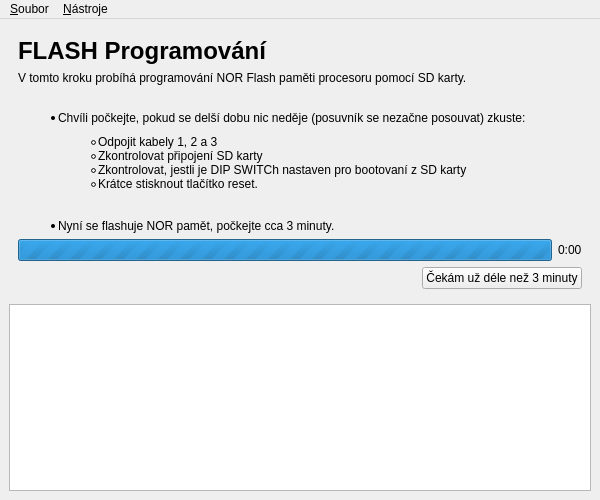
Qt form gui/installer.ui (turris-cz/rtools-gui) before a commit.
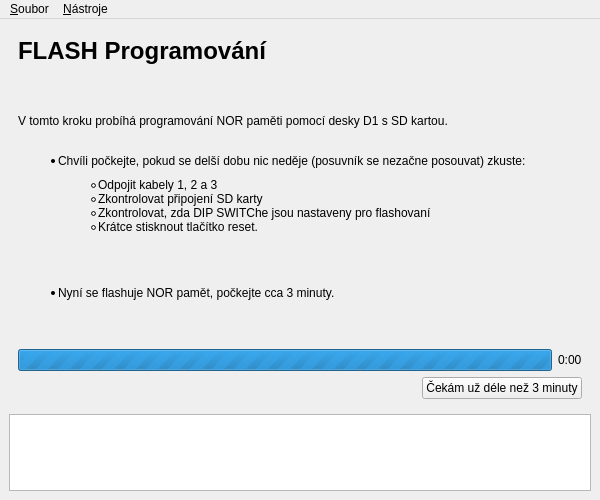
The same form after that commit. The open tabs and pages were chosen to show the change. Icons and pictures are not drawn.

Commit message: a bigger doc + labels update

What changed in the file:
```diff
--- a/gui/installer.ui
+++ b/gui/installer.ui
@@ -42,7 +42,7 @@
            </sizepolicy>
           </property>
           <property name="text">
-           <string>&lt;html&gt;&lt;head/&gt;&lt;body&gt;&lt;ul style=&quot;margin-top: 0px; margin-bottom: 0px; margin-left: 0px; margin-right: 0px; -qt-list-indent: 1;&quot;&gt;&lt;li style=&quot; margin-top:12px; margin-bottom:10px; margin-left:0px; margin-right:0px; -qt-block-indent:0; text-indent:0px;&quot;&gt;Zkontrolujte pracoviště pro programování a testování routeru TURRIS podle přiložené dokumentace. &lt;/li&gt;&lt;li style=&quot; margin-top:0px; margin-bottom:10px; margin-left:0px; margin-right:0px; -qt-block-indent:0; text-indent:0px;&quot;&gt;Zejména ověřte všechny datové kabely 1 až 7, napájecí kabely , funkčnost TURRIS PROGRAMMERu &lt;/li&gt;&lt;li style=&quot; margin-top:0px; margin-bottom:10px; margin-left:0px; margin-right:0px; -qt-block-indent:0; text-indent:0px;&quot;&gt;Vložte paměťový modul DDR3 SODIMM do slotu&lt;/li&gt;&lt;li style=&quot; margin-top:0px; margin-bottom:10px; margin-left:0px; margin-right:0px; -qt-block-indent:0; text-indent:0px;&quot;&gt;Nastavte DIP SWITCHe SW1 a SW2 pro flashování podle návodu&lt;/li&gt;&lt;li style=&quot; margin-top:0px; margin-bottom:10px; margin-left:0px; margin-right:0px; -qt-block-indent:0; text-indent:0px;&quot;&gt;Připojte SD kartu přes piny k routeru&lt;/li&gt;&lt;li style=&quot; margin-top:0px; margin-bottom:10px; margin-left:0px; margin-right:0px; -qt-block-indent:0; text-indent:0px;&quot;&gt;Vložte baterii do patice BT1&lt;/li&gt;&lt;li style=&quot; margin-top:0px; margin-bottom:12px; margin-left:0px; margin-right:0px; -qt-block-indent:0; text-indent:0px;&quot;&gt;Přilepte chladiče na procesor a LAN switch&lt;/li&gt;&lt;/ul&gt;&lt;/body&gt;&lt;/html&gt;</string>
+           <string>&lt;html&gt;&lt;head/&gt;&lt;body&gt;&lt;p&gt;Zkontrolujte pracoviště pro programování a testování routeru TURRIS podle přiložené dokumentace. &lt;/p&gt;&lt;ul style=&quot;margin-top: 0px; margin-bottom: 0px; margin-left: 0px; margin-right: 0px; -qt-list-indent: 1;&quot;&gt;&lt;li style=&quot; margin-top:0px; margin-bottom:12px; margin-left:0px; margin-right:0px; -qt-block-indent:0; text-indent:0px;&quot;&gt;Připojte myš, klávesnici a monitor k programovacímu PC&lt;/li&gt;&lt;/ul&gt;&lt;ul style=&quot;margin-top: 0px; margin-bottom: 0px; margin-left: 0px; margin-right: 0px; -qt-list-indent: 1;&quot;&gt;&lt;li style=&quot; margin-top:0px; margin-bottom:10px; margin-left:0px; margin-right:0px; -qt-block-indent:0; text-indent:0px;&quot;&gt;Připojte datové kabely 2, 3, 5 a 6 do USB programovacího PC&lt;/li&gt;&lt;/ul&gt;&lt;ul style=&quot;margin-top: 0px; margin-bottom: 0px; margin-left: 0px; margin-right: 0px; -qt-list-indent: 1;&quot;&gt;&lt;li style=&quot; margin-top:0px; margin-bottom:10px; margin-left:0px; margin-right:0px; -qt-block-indent:0; text-indent:0px;&quot;&gt;Připojte ethernetový kabel z ethernetového portu programovacího PC do switche&lt;/li&gt;&lt;/ul&gt;&lt;ul style=&quot;margin-top: 0px; margin-bottom: 0px; margin-left: 0px; margin-right: 0px; -qt-list-indent: 1;&quot;&gt;&lt;li style=&quot; margin-top:0px; margin-bottom:10px; margin-left:0px; margin-right:0px; -qt-block-indent:0; text-indent:0px;&quot;&gt;Připojte napájecí adaptér 7,5 V k programovacímu routeru (&amp;quot;Turris Programmer&amp;quot;)&lt;/li&gt;&lt;li style=&quot; margin-top:0px; margin-bottom:10px; margin-left:0px; margin-right:0px; -qt-block-indent:0; text-indent:0px;&quot;&gt;Připojte ethernetový kabel z WAN programovacího routeru do switche&lt;/li&gt;&lt;li style=&quot; margin-top:0px; margin-bottom:10px; margin-left:0px; margin-right:0px; -qt-block-indent:0; text-indent:0px;&quot;&gt;Připojte plochý kabel 1 do I2C2 programovacího routeru (konektor P1)&lt;/li&gt;&lt;/ul&gt;&lt;/body&gt;&lt;/html&gt;</string>
           </property>
           <property name="wordWrap">
            <bool>true</bool>
@@ -93,8 +93,7 @@
            </sizepolicy>
           </property>
           <property name="text">
-           <string>&lt;html&gt;&lt;head/&gt;&lt;body&gt;&lt;ul style=&quot;margin-top: 0px; margin-bottom: 0px; margin-left: 0px; margin-right: 0px; -qt-list-indent: 1;&quot;&gt;&lt;li style=&quot; margin-top:12px; margin-bottom:10px; margin-left:0px; margin-right:0px; -qt-block-indent:0; text-indent:0px;&quot;&gt;Nalepte na konektor CN3 malý štítek a odstřihněte z kotouče velké štítky, které přiložte k programované desce. &lt;/li&gt;&lt;li style=&quot; margin-top:0px; margin-bottom:12px; margin-left:0px; 
-margin-right:0px; -qt-block-indent:0; text-indent:0px;&quot;&gt;Sejměte čárový kód nalepený na LAN konektoru desky routeru TURRIS. &lt;/li&gt;&lt;/ul&gt;&lt;/body&gt;&lt;/html&gt;</string>
+           <string>&lt;html&gt;&lt;head/&gt;&lt;body&gt;&lt;p&gt;Před samotným programováním je nezbýtné provést následující kroky:&lt;/p&gt;&lt;ul style=&quot;margin-top: 0px; margin-bottom: 0px; margin-left: 0px; margin-right: 0px; -qt-list-indent: 1;&quot;&gt;&lt;li style=&quot; margin-top:0px; margin-bottom:12px; margin-left:0px; margin-right:0px; -qt-block-indent:0; text-indent:0px;&quot;&gt;Přilepte chladiče na procesor, LAN switch a USB3 chip&lt;/li&gt;&lt;li style=&quot; margin-top:0px; margin-bottom:10px; margin-left:0px; margin-right:0px; -qt-block-indent:0; text-indent:0px;&quot;&gt;Nalepte na konektor CN3 (LAN porty) malý štítek a odstřihněte z kotouče velké štítky, které přiložte k programované desce.&lt;/li&gt;&lt;li style=&quot; margin-top:0px; margin-bottom:10px; margin-left:0px; margin-right:0px; -qt-block-indent:0; text-indent:0px;&quot;&gt;Vložte paměťový modul DDR3 SODIMM do slotu&lt;/li&gt;&lt;li style=&quot; margin-top:0px; margin-bottom:10px; margin-left:0px; margin-right:0px; -qt-block-indent:0; text-indent:0px;&quot;&gt;Vložite baterii CR2032 pro zálohování RTC do konektoru BT1&lt;/li&gt;&lt;li style=&quot; margin-top:0px; margin-bottom:10px; margin-left:0px; margin-right:0px; -qt-block-indent:0; text-indent:0px;&quot;&gt;Nastavte DIP SWITCHe SW1 a SW2 pro flashování podle návodu&lt;/li&gt;&lt;li style=&quot; margin-top:0px; margin-bottom:10px; margin-left:0px; margin-right:0px; -qt-block-indent:0; text-indent:0px;&quot;&gt;Vložite WiFi kartu do mini PCIe slotu CN6 a přišroubujte 2 šroubky&lt;/li&gt;&lt;li style=&quot; margin-top:0px; margin-bottom:10px; margin-left:0px; margin-right:0px; -qt-block-indent:0; text-indent:0px;&quot;&gt;Připojte datové kabely 1, 2, 3 a 5&lt;/li&gt;&lt;li style=&quot; margin-top:0px; margin-bottom:10px; margin-left:0px; margin-right:0px; -qt-block-indent:0; text-indent:0px;&quot;&gt;Připojte desku D1 s SD kartou do konektoru P5&lt;/li&gt;&lt;li style=&quot; margin-top:0px; margin-bottom:10px; margin-left:0px; margin-right:0px; -qt-block-indent:0; text-indent:0px;&quot;&gt;Připojte napájecí 12 V adaptér &lt;/li&gt;&lt;li style=&quot; margin-top:0px; margin-bottom:12px; margin-left:0px; margin-right:0px; -qt-block-indent:0; text-indent:0px;&quot;&gt;Oscanujte čárový kód nalepený na konektor CN3 programované desky &lt;/li&gt;&lt;/ul&gt;&lt;/body&gt;&lt;/html&gt;</string>
           </property>
           <property name="textFormat">
            <enum>Qt::RichText</enum>
@@ -282,18 +281,7 @@
            </sizepolicy>
           </property>
           <property name="text">
-           <string>&lt;html&gt;&lt;head/&gt;&lt;body&gt;&lt;p&gt;V tomto kroku probíhá programování NOR Flash paměti procesoru pomocí SD karty.&lt;br/&gt;&lt;/p&gt;
-&lt;ul style=&quot;margin-top: 0px; margin-bottom: 0px; margin-left: 0px; margin-right: 0px; -qt-list-indent: 1;&quot;&gt;
-&lt;li style=&quot; margin-top:0px; margin-bottom:10px; margin-left:0px; margin-right:0px; -qt-block-indent:0; text-indent:0px;&quot;&gt;Chvíli počkejte, pokud se delší dobu nic neděje (posuvník se nezačne posouvat) zkuste:&lt;/li&gt;
-&lt;ul type=&quot;circle&quot; style=&quot;margin-top: 0px; margin-bottom: 0px; margin-left: 0px; margin-right: 0px; -qt-list-indent: 2;&quot;&gt;
-&lt;li style=&quot; margin-top:0px; margin-bottom:0px; margin-left:0px; margin-right:0px; -qt-block-indent:0; text-indent:0px;&quot;&gt;Odpojit kabely 1, 2 a 3&lt;/li&gt;
-&lt;li style=&quot; margin-top:0px; margin-bottom:0px; margin-left:0px; margin-right:0px; -qt-block-indent:0; text-indent:0px;&quot;&gt;Zkontrolovat připojení SD karty&lt;/li&gt;
-&lt;li style=&quot; margin-top:0px; margin-bottom:0px; margin-left:0px; margin-right:0px; -qt-block-indent:0; text-indent:0px;&quot;&gt;Zkontrolovat, jestli je DIP SWITCh nastaven pro bootovaní z SD karty&lt;/li&gt;
-&lt;li style=&quot; margin-top:0px; margin-bottom:0px; margin-left:0px; margin-right:0px; -qt-block-indent:0; text-indent:0px;&quot;&gt;Krátce stisknout tlačítko reset.&lt;/li&gt;
-&lt;/ul&gt;
-&lt;br /&gt;
-&lt;li style=&quot; margin-top:0px; margin-bottom:10px; margin-left:0px; margin-right:0px; -qt-block-indent:0; text-indent:0px;&quot;&gt;Nyní se flashuje NOR pamět, počkejte cca 3 minuty.&lt;/li&gt;
-&lt;/ul&gt;&lt;/body&gt;&lt;/html&gt;</string>
+           <string>&lt;html&gt;&lt;head/&gt;&lt;body&gt;&lt;p&gt;V tomto kroku probíhá programování NOR paměti pomocí desky D1 s SD kartou.&lt;br/&gt;&lt;/p&gt;&lt;ul style=&quot;margin-top: 0px; margin-bottom: 0px; margin-left: 0px; margin-right: 0px; -qt-list-indent: 1;&quot;&gt;&lt;li style=&quot; margin-top:0px; margin-bottom:10px; margin-left:0px; margin-right:0px; -qt-block-indent:0; text-indent:0px;&quot;&gt;Chvíli počkejte, pokud se delší dobu nic neděje (posuvník se nezačne posouvat) zkuste:&lt;/li&gt;&lt;ul type=&quot;circle&quot; style=&quot;margin-top: 0px; margin-bottom: 0px; margin-left: 0px; margin-right: 0px; -qt-list-indent: 2;&quot;&gt;&lt;li style=&quot; margin-top:0px; margin-bottom:0px; margin-left:0px; margin-right:0px; -qt-block-indent:0; text-indent:0px;&quot;&gt;Odpojit kabely 1, 2 a 3&lt;/li&gt;&lt;li style=&quot; margin-top:0px; margin-bottom:0px; margin-left:0px; margin-right:0px; -qt-block-indent:0; text-indent:0px;&quot;&gt;Zkontrolovat připojení SD karty&lt;/li&gt;&lt;li style=&quot; margin-top:0px; margin-bottom:0px; margin-left:0px; margin-right:0px; -qt-block-indent:0; text-indent:0px;&quot;&gt;Zkontrolovat, zda DIP SWITChe jsou nastaveny pro flashovaní&lt;/li&gt;&lt;li style=&quot; margin-top:0px; margin-bottom:0px; margin-left:0px; margin-right:0px; -qt-block-indent:0; text-indent:0px;&quot;&gt;Krátce stisknout tlačítko reset.&lt;/li&gt;&lt;/ul&gt;&lt;p&gt;&lt;br/&gt;&lt;/p&gt;&lt;li style=&quot; margin-top:0px; margin-bottom:10px; margin-left:0px; margin-right:0px; -qt-block-indent:0; text-indent:0px;&quot;&gt;Nyní se flashuje NOR pamět, počkejte cca 3 minuty.&lt;/li&gt;&lt;/ul&gt;&lt;/body&gt;&lt;/html&gt;</string>
           </property>
           <property name="wordWrap">
            <bool>true</bool>
@@ -368,7 +356,7 @@
            </sizepolicy>
           </property>
           <property name="text">
-           <string>&lt;html&gt;&lt;head/&gt;&lt;body&gt;&lt;ul style=&quot;margin-top: 0px; margin-bottom: 0px; margin-left: 0px; margin-right: 0px; -qt-list-indent: 1;&quot;&gt;&lt;li style=&quot; margin-top:0px; margin-bottom:10px; margin-left:0px; margin-right:0px; -qt-block-indent:0; text-indent:0px;&quot;&gt;Nastavte DIP SWITCHe SW1 a SW2 pro bootování z NOR paměti&lt;/li&gt;&lt;li style=&quot; margin-top:0px; margin-bottom:10px; margin-left:0px; margin-right:0px; -qt-block-indent:0; text-indent:0px;&quot;&gt;Podržte červené tlačítko reset aspoň 7 vteřin (LED dioda bude blikat a po uplynutí 7 vteřin začne svítit)&lt;/li&gt;&lt;li style=&quot; margin-top:0px; margin-bottom:10px; margin-left:0px; margin-right:0px; -qt-block-indent:0; text-indent:0px;&quot;&gt;Nyní probíhá factory reset, počkejte cca 3 minuty&lt;/li&gt;&lt;/ul&gt;&lt;/body&gt;&lt;/html&gt;</string>
+           <string>&lt;html&gt;&lt;head/&gt;&lt;body&gt;&lt;p&gt;V tomto kroku probíhá přepsání NAND paměti pamětí NOR.&lt;/p&gt;&lt;ul style=&quot;margin-top: 0px; margin-bottom: 0px; margin-left: 0px; margin-right: 0px; -qt-list-indent: 1;&quot;&gt;&lt;li style=&quot; margin-top:0px; margin-bottom:10px; margin-left:0px; margin-right:0px; -qt-block-indent:0; text-indent:0px;&quot;&gt;Nastavte DIP SWITCHe SW1 a SW2 pro bootování z NAND paměti&lt;/li&gt;&lt;li style=&quot; margin-top:0px; margin-bottom:10px; margin-left:0px; margin-right:0px; -qt-block-indent:0; text-indent:0px;&quot;&gt;Podržte červené tlačítko reset aspoň 7 vteřin (LED dioda bude blikat a po uplynutí 7 vteřin začne svítit)&lt;/li&gt;&lt;li style=&quot; margin-top:0px; margin-bottom:10px; margin-left:0px; margin-right:0px; -qt-block-indent:0; text-indent:0px;&quot;&gt;Nyní probíhá factory reset, počkejte cca 3 minuty&lt;/li&gt;&lt;/ul&gt;&lt;/body&gt;&lt;/html&gt;</string>
           </property>
           <property name="textFormat">
            <enum>Qt::RichText</enum>
```
The commit also changes 3 other files.
